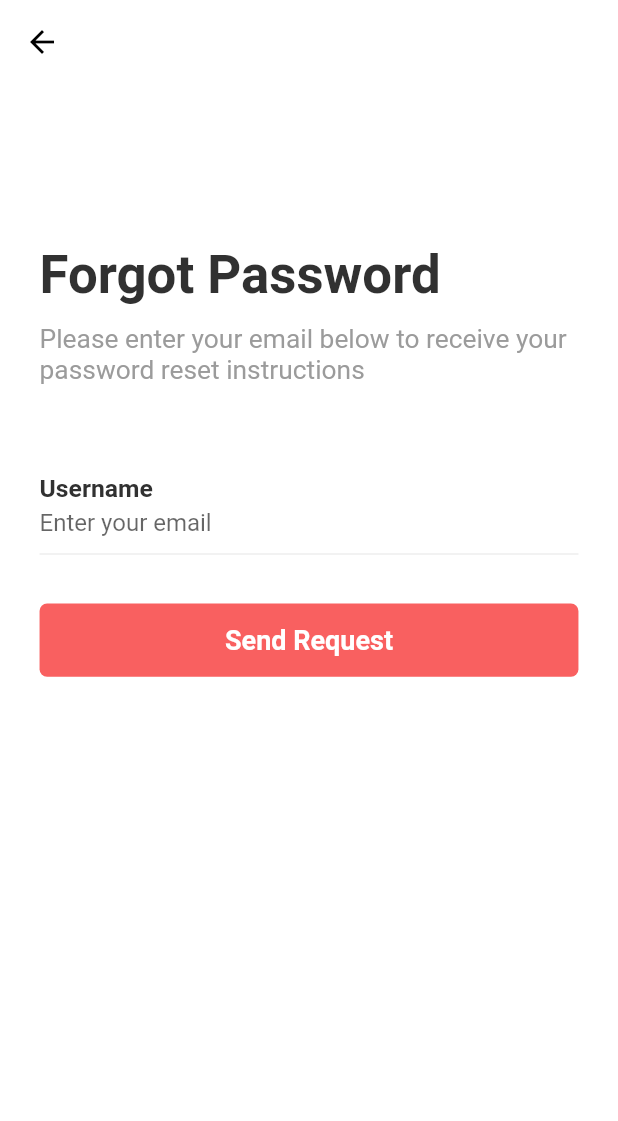
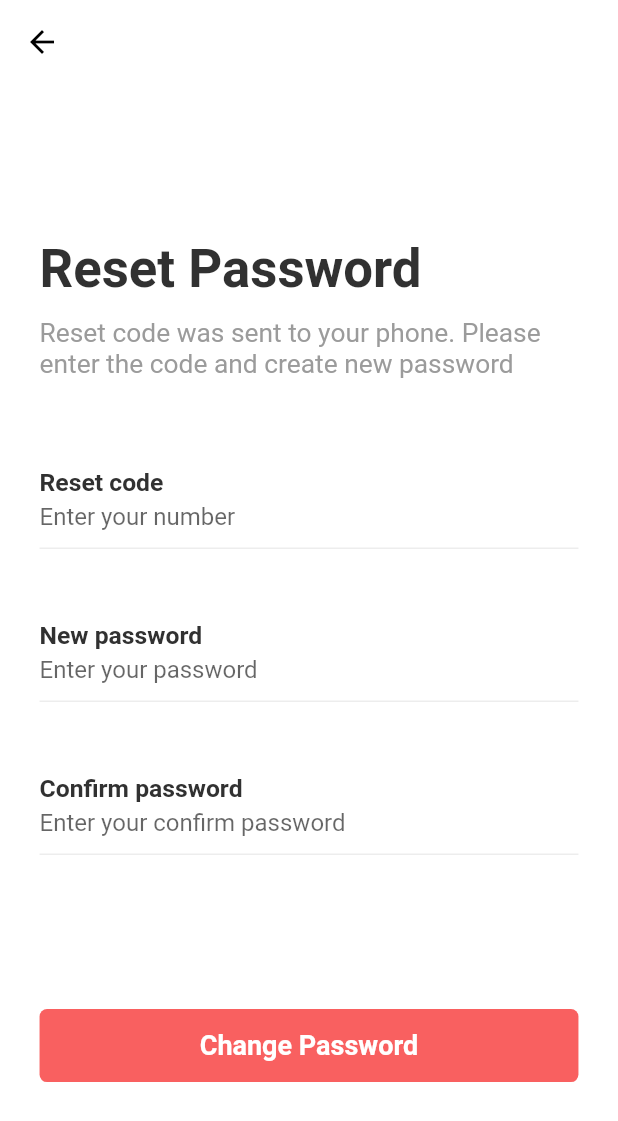
Before and after one commit to TranNhi27/TodoList, a Flutter app: the ForgotPasswordScreen screen opened by its route, after a tap on "Send Request", on a phone screen of 412 x 824 dp. Shown: the top 1121 px of the screen. Run offline on Flutter 3.47's test engine with Material 2 defaults, Android fonts, the phone set to English and light mode, and no system bars; our stand-ins replace flutter_slidable, flutter_svg, flutter_typeahead, persistent_bottom_nav_bar, table_calendar; missing offline and left inert: flutter_custom_dialog.

Commit message:
Add screen reset password

```diff
--- a/lib/routes.dart
+++ b/lib/routes.dart
@@ -11,6 +11,7 @@ import 'package:todo_list_app/screens/view_task/view_task_screen.dart';
 import 'package:todo_list_app/screens/walkthrough/walkthrough_screen.dart';
 import 'package:todo_list_app/screens/work_list/work_list_screen.dart';
 import 'package:todo_list_app/screens/forgot_password/forgot_password_screen.dart';
+import 'package:todo_list_app/screens/reset_password/reset_password_screen.dart';
 
 final Map<String, WidgetBuilder> routes = {
   LogoScreen.routeName: (context) => LogoScreen(),
@@ -25,4 +26,5 @@ final Map<String, WidgetBuilder> routes = {
   ViewTaskScreen.routeName: (context) => ViewTaskScreen(),
   CustomBotNavBar.routeName: (context) => CustomBotNavBar(),
   ForgotPasswordScreen.routeName: (context) => ForgotPasswordScreen(),
+  ResetPasswordScreen.routeName: (context) => ResetPasswordScreen(),
 };
--- a/lib/screens/forgot_password/components/body.dart
+++ b/lib/screens/forgot_password/components/body.dart
@@ -2,7 +2,7 @@ import 'package:flutter/material.dart';
 import 'package:todo_list_app/components/default_text_button.dart';
 import 'package:todo_list_app/components/title_with_detail.dart';
 import 'package:todo_list_app/screens/forgot_password/components/forgot_password_form.dart';
-// import 'package:todo_list_app/screens/reset_password/reset_password_screen.dart';
+import 'package:todo_list_app/screens/reset_password/reset_password_screen.dart';
 import 'package:todo_list_app/size_config.dart';
 
 class Body extends StatelessWidget {
@@ -23,7 +23,7 @@ class Body extends StatelessWidget {
           DefaultTextButton(
               text: 'Send Request',
               press: () {
-                // Navigator.pushNamed(context, ResetPasswordScreen.routeName);
+                Navigator.pushNamed(context, ResetPasswordScreen.routeName);
               }),
           Spacer(flex: 7,),
         ],
--- /dev/null
+++ b/lib/screens/reset_password/components/body.dart
@@ -0,0 +1,31 @@
+import 'package:flutter/material.dart';
+import 'package:todo_list_app/components/default_text_button.dart';
+import 'package:todo_list_app/components/title_with_detail.dart';
+// import 'package:todo_list_app/screens/changed_pass_successfully/success_screen.dart';
+import 'package:todo_list_app/screens/reset_password/components/reset_password_form.dart';
+import 'package:todo_list_app/size_config.dart';
+
+class Body extends StatelessWidget {
+  const Body({Key? key}) : super(key: key);
+
+  @override
+  Widget build(BuildContext context) {
+    return Padding(
+      padding: EdgeInsets.symmetric(horizontal: getProportionateScreenWidth(24)),
+      child: Column(
+        children: [
+          Spacer(flex: 2,),
+          TitleWithDetail(
+              title: 'Reset Password',
+              detail: 'Reset code was sent to your phone. Please enter the code and create new password'),
+          ResetPasswordForm(),
+          Spacer(flex: 2,),
+          DefaultTextButton(text: 'Change Password', press: () {
+            // Navigator.pushNamed(context, SuccessScreen.routeName);
+          }),
+          Spacer(flex: 2,),
+        ],
+      ),
+    );
+  }
+}
--- /dev/null
+++ b/lib/screens/reset_password/components/reset_password_form.dart
@@ -0,0 +1,63 @@
+import 'package:flutter/material.dart';
+import 'package:todo_list_app/constants.dart';
+import 'package:todo_list_app/size_config.dart';
+
+class ResetPasswordForm extends StatefulWidget {
+  const ResetPasswordForm({Key? key}) : super(key: key);
+
+  @override
+  _ResetPasswordFormState createState() => _ResetPasswordFormState();
+}
+
+class _ResetPasswordFormState extends State<ResetPasswordForm> {
+  @override
+  Widget build(BuildContext context) {
+    return Form(child:
+    Column(
+      children: [
+        buildResetCodeFormField(),
+        SizedBox(height: getProportionateScreenHeight(38),),
+        buildNewPassFormField(),
+        SizedBox(height: getProportionateScreenHeight(38),),
+        buildConfirmPassFormField()
+      ],
+    ));
+  }
+
+  TextFormField buildConfirmPassFormField() {
+    return TextFormField(
+        obscureText: true,
+        decoration: InputDecoration(
+            labelText: 'Confirm password',
+            labelStyle: labelTextStyle,
+            hintText: 'Enter your confirm password'
+        ),
+      );
+  }
+
+  TextFormField buildNewPassFormField() {
+    return TextFormField(
+        obscureText: true,
+        decoration: InputDecoration(
+            labelText: 'New password',
+            labelStyle: labelTextStyle,
+            hintText: 'Enter your password'
+        ),
+      );
+  }
+
+  TextFormField buildResetCodeFormField() {
+    return TextFormField(
+      keyboardType: TextInputType.number,
+      maxLength: 6,
+      decoration: InputDecoration(
+          labelText: 'Reset code',
+          counterStyle: TextStyle(
+            height: double.minPositive,
+          ),
+          counterText: "",
+          labelStyle: labelTextStyle,
+          hintText: 'Enter your number'),
+    );
+  }
+}
--- /dev/null
+++ b/lib/screens/reset_password/reset_password_screen.dart
@@ -0,0 +1,14 @@
+import 'package:flutter/material.dart';
+import 'components/body.dart';
+
+class ResetPasswordScreen extends StatelessWidget {
+  const ResetPasswordScreen({Key? key}) : super(key: key);
+  static String routeName = '/resetpassword';
+  @override
+  Widget build(BuildContext context) {
+    return Scaffold(
+      appBar: AppBar(),
+      body: Body(),
+    );
+  }
+}
```
